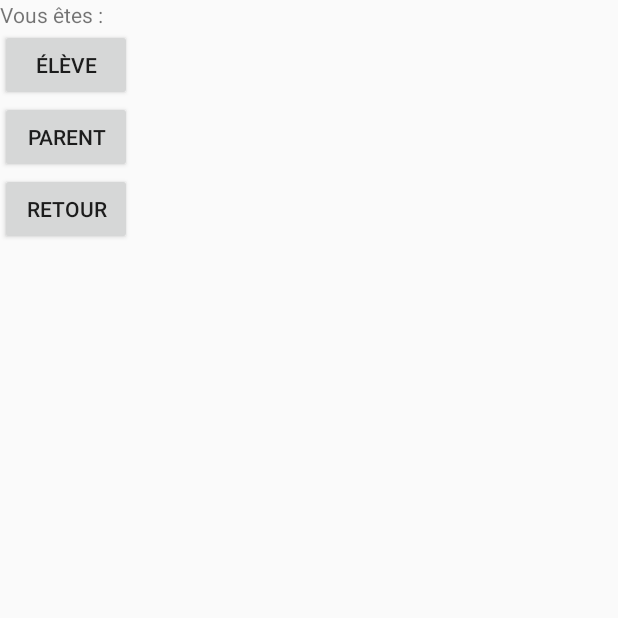
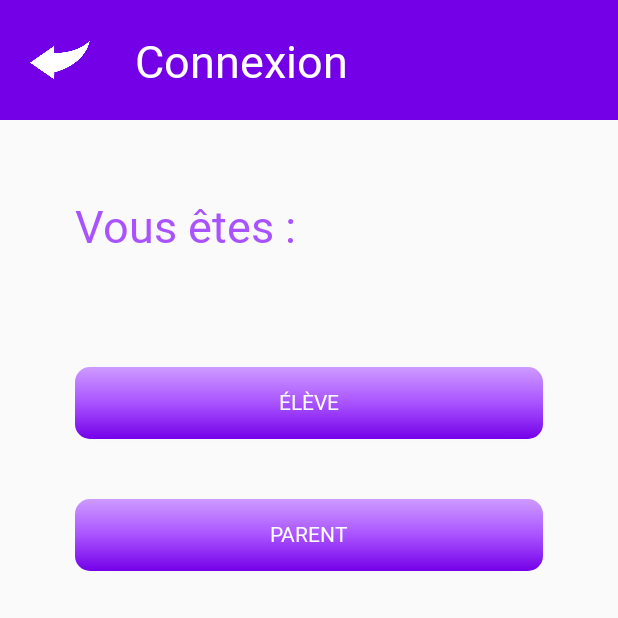
Before and after one commit to FlooneClife/ecole_en_ligne, an Android app: the IndentificationC screen opened directly, with no data from a screen before it, on a phone screen of 412 x 824 dp, the top half of it. Run offline under Robolectric (Android 15) with nearby library versions, the phone set to English and light mode, and no system bars.

Commit message:
Design connexion et identification + police par défaut + mot de passe oublié
Finition du design des pages de connexion et d'identification. Définition d'une police par défaut (Heebo). Ajout du texte "mot de passe oublié ?" sur l'écran de connexion.
Ref : #1 #3 #5 #8

```diff
--- a/app/src/main/java/com/example/ecole_en_ligne/Connexion_eleve.java
+++ b/app/src/main/java/com/example/ecole_en_ligne/Connexion_eleve.java
@@ -22,8 +22,7 @@ public class Connexion_eleve extends AppCompatActivity {
         retour.setOnClickListener(new View.OnClickListener() {
             @Override
             public void onClick(View v) {
-                Intent retour = new Intent(Connexion_eleve.this, IndentificationC.class);
-                startActivity(retour);
+                finish();
             }
         });
     }
--- a/app/src/main/java/com/example/ecole_en_ligne/Connexion_parent.java
+++ b/app/src/main/java/com/example/ecole_en_ligne/Connexion_parent.java
@@ -4,6 +4,7 @@ import android.content.Intent;
 import android.os.Bundle;
 import android.view.View;
 import android.widget.Button;
+import android.widget.ImageView;
 
 import androidx.appcompat.app.AppCompatActivity;
 
@@ -13,13 +14,12 @@ public class Connexion_parent extends AppCompatActivity {
         super.onCreate(savedInstanceState);
         setContentView(R.layout.connexion_parent);
 
-        Button retour = (Button) findViewById(R.id.retour);
+        ImageView retour = (ImageView) findViewById(R.id.retour);
 
         retour.setOnClickListener(new View.OnClickListener() {
             @Override
             public void onClick(View v) {
-                Intent retour = new Intent(Connexion_parent.this, IndentificationC.class);
-                startActivity(retour);
+                finish();
             }
         });
     }
--- a/app/src/main/java/com/example/ecole_en_ligne/IndentificationC.java
+++ b/app/src/main/java/com/example/ecole_en_ligne/IndentificationC.java
@@ -4,23 +4,29 @@ import android.content.Intent;
 import android.os.Bundle;
 import android.view.View;
 import android.widget.Button;
+import android.widget.ImageView;
+import android.widget.TextView;
 
 import androidx.appcompat.app.AppCompatActivity;
 
 public class IndentificationC extends AppCompatActivity {
+
+    TextView header;
+
     @Override
     protected void onCreate(Bundle savedInstanceState) {
         super.onCreate(savedInstanceState);
         setContentView(R.layout.identification);
         Button eleve = (Button) findViewById(R.id.eleve);
-        Button retour = (Button) findViewById(R.id.retour);
+        ImageView retour = (ImageView) findViewById(R.id.retour);
         Button parent = (Button) findViewById(R.id.parent);
+        header = findViewById(R.id.header_text);
+        header.setText(R.string.connexion);
 
         retour.setOnClickListener(new View.OnClickListener() {
             @Override
             public void onClick(View v) {
-                Intent retour = new Intent(IndentificationC.this,MainActivity.class);
-                startActivity(retour);
+                finish();
             }
         });
 
--- a/app/src/main/java/com/example/ecole_en_ligne/Inscription_eleve.java
+++ b/app/src/main/java/com/example/ecole_en_ligne/Inscription_eleve.java
@@ -56,8 +56,7 @@ public class Inscription_eleve extends AppCompatActivity {
         retour.setOnClickListener(new View.OnClickListener() {
             @Override
             public void onClick(View v) {
-                Intent retour = new Intent(Inscription_eleve.this, Indentification_inscription.class);
-                startActivity(retour);
+                finish();
             }
         });
 
--- a/app/src/main/java/com/example/ecole_en_ligne/Inscription_parent.java
+++ b/app/src/main/java/com/example/ecole_en_ligne/Inscription_parent.java
@@ -97,8 +97,7 @@ public class Inscription_parent extends AppCompatActivity {
         retour.setOnClickListener(new View.OnClickListener() {
             @Override
             public void onClick(View v) {
-                Intent retour = new Intent(Inscription_parent.this, Indentification_inscription.class);
-                startActivity(retour);
+                finish();
             }
         });
 
--- a/app/src/main/res/layout/activity_main.xml
+++ b/app/src/main/res/layout/activity_main.xml
@@ -81,7 +81,7 @@
                 android:layout_height="wrap_content"
                 android:layout_gravity="center"
                 android:layout_marginVertical="20dp"
-                android:fontFamily="@font/merienda"
+                android:theme="@style/Xerneas"
                 android:textStyle="bold"
                 android:text="@string/nom_ecole"
                 android:textColor="@color/x_orange150"
--- a/app/src/main/res/layout/identification.xml
+++ b/app/src/main/res/layout/identification.xml
@@ -1,30 +1,69 @@
 <?xml version="1.0" encoding="utf-8"?>
-<LinearLayout
-    xmlns:android="http://schemas.android.com/apk/res/android" android:layout_width="match_parent"
+
+<LinearLayout xmlns:android="http://schemas.android.com/apk/res/android"
+    android:layout_width="match_parent"
     android:layout_height="match_parent"
     android:orientation="vertical">
+
+    <RelativeLayout
+        android:id="@+id/header"
+        android:layout_width="match_parent"
+        android:layout_height="80dp"
+        android:padding="20dp"
+        android:orientation="horizontal"
+        android:background="@color/x_purple100" >
+
+        <ImageView
+            android:id="@+id/retour"
+            android:layout_width="40dp"
+            android:layout_height="wrap_content"
+            android:layout_marginRight="30dp"
+            android:src="@drawable/arrow_back"
+            android:clickable="true" />
+
+        <TextView
+            android:id="@+id/header_text"
+            android:layout_width="match_parent"
+            android:layout_height="match_parent"
+            android:layout_toRightOf="@id/retour"
+            android:textSize="30dp"
+            android:textColor="@color/white" />
+
+    </RelativeLayout>
+
+        <LinearLayout
+            android:layout_width="match_parent"
+            android:layout_height="match_parent"
+            android:orientation="vertical"
+            android:padding="50dp"
+            android:layout_below="@id/header" >
 
         <TextView
             android:layout_width="wrap_content"
             android:layout_height="wrap_content"
-        android:text="Vous êtes :"/>
+            android:layout_marginBottom="50dp"
+            android:textSize="30dp"
+            android:textColor="@color/x_purple150"
+            android:text="@string/ur" />
 
         <Button
             android:id="@+id/eleve"
-        android:layout_width="wrap_content"
+            android:layout_width="match_parent"
             android:layout_height="wrap_content"
-        android:text="@string/eleve"/>
+            android:text="@string/eleve"
+            android:layout_marginVertical="20dp"
+            android:background="@drawable/button_purple_gradient"
+            android:textColor="@color/white" />
 
         <Button
             android:id="@+id/parent"
-        android:layout_width="wrap_content"
+            android:layout_width="match_parent"
             android:layout_height="wrap_content"
-        android:text="@string/parent"/>
-
-    <Button
-        android:id="@+id/retour"
-        android:layout_width="wrap_content"
-        android:layout_height="wrap_content"
-        android:text="@string/retour"/>
+            android:text="@string/parent"
+            android:layout_marginVertical="20dp"
+            android:background="@drawable/button_purple_gradient"
+            android:textColor="@color/white" />
 
     </LinearLayout>
+
+</LinearLayout>
--- a/app/src/main/res/values/themes.xml
+++ b/app/src/main/res/values/themes.xml
@@ -15,6 +15,12 @@
         <item name="colorSecondaryVariant">@color/x_orange200</item>
         <item name="colorOnSecondary">@color/black</item>
 
+        <item name="fontFamily">@font/heebo</item>
+
+    </style>
+
+    <style name="Xerneas">
+        <item name="fontFamily">@font/merienda</item>
     </style>
 
 </resources>
```
Also changed, not shown: app/src/main/java/com/example/ecole_en_ligne/Indentification_inscription.java (+10 -3 lines), app/src/main/res/layout/connexion_eleve.xml (+10 -2 lines), app/src/main/res/layout/connexion_parent.xml (+66 -9 lines), app/src/main/res/values/strings.xml (+10 -4 lines), app/src/main/res/font/heebo.ttf (added), app/src/main/res/font/kalam.ttf (added). Lines whose indentation alone changed are shown as unchanged.
